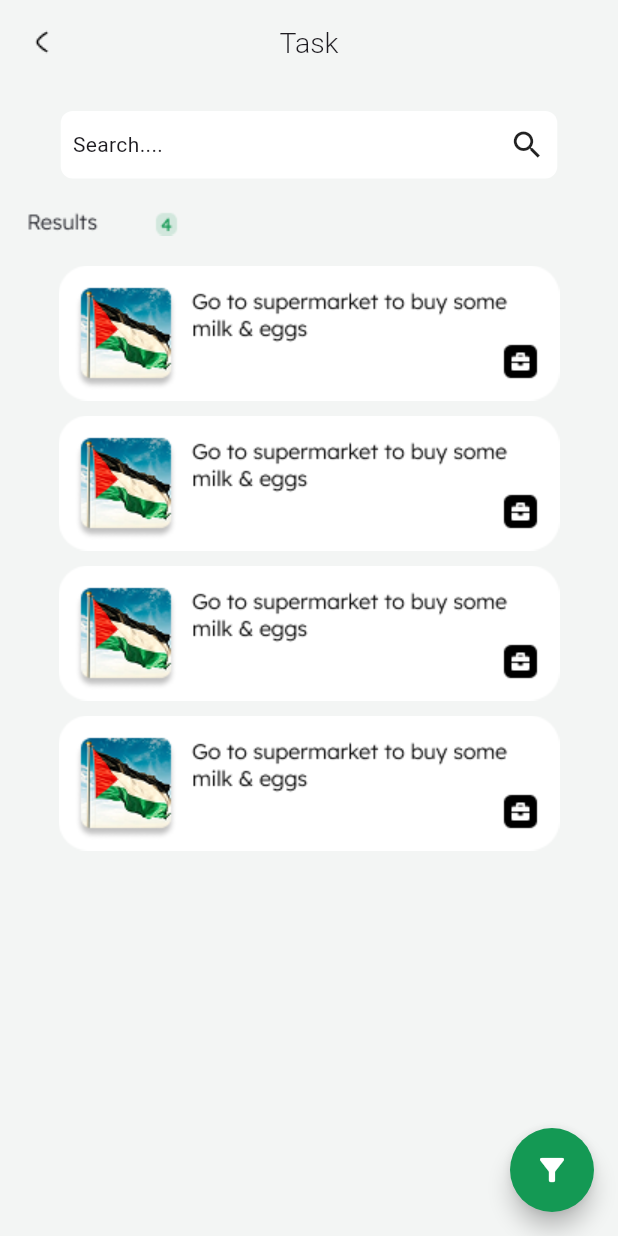
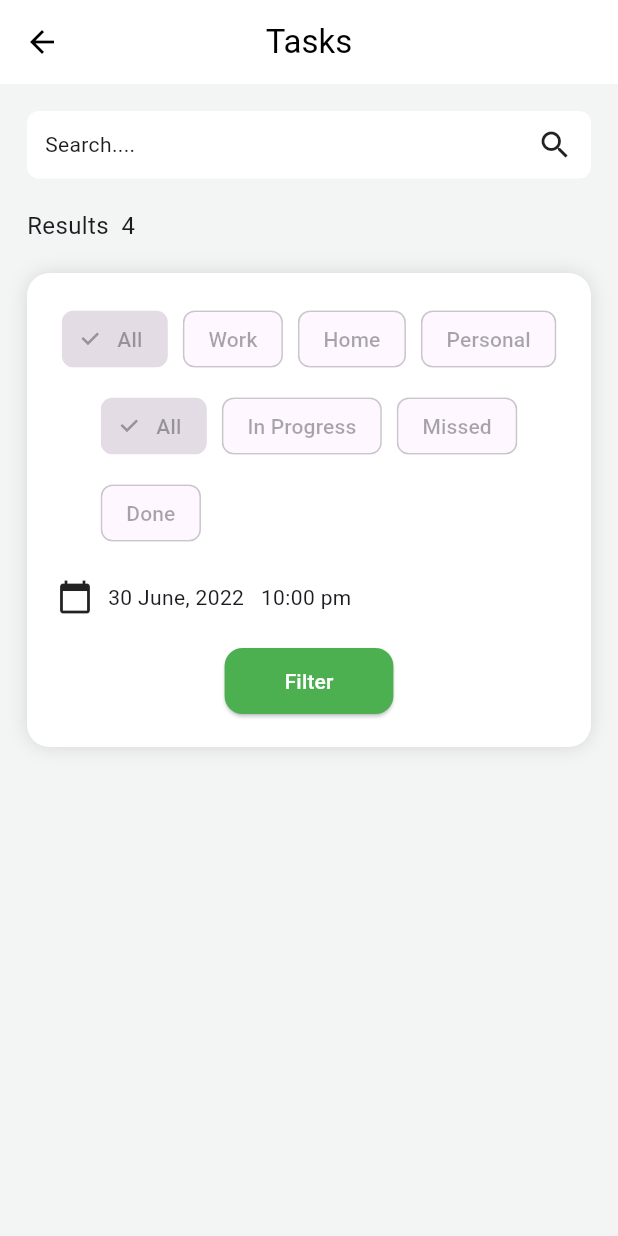
Before and after one commit to Ma7moudSelmy/NTI.Flutter, a Flutter app: the Taskview screen opened directly, after a tap on the "filter alt" icon, on a phone screen of 412 x 824 dp. Run offline on Flutter 3.47's test engine with Material 3 defaults, Android fonts, the light colour scheme and no system bars; Roboto replaces fonts that are missing (LexendDeca).

Commit message:
Add FilterPage widget and integrate navigation from TaskView

```diff
--- a/lib/features/Home/widgets/TaskView.dart
+++ b/lib/features/Home/widgets/TaskView.dart
@@ -1,5 +1,6 @@
 import 'package:flutter/material.dart';
 import '../../../core/utilz/color.dart';
+import 'filter_page.dart'; // ✅ استدعاء صفحة الفلترة
 
 class Taskview extends StatelessWidget {
   const Taskview({super.key});
@@ -42,39 +43,21 @@ class Taskview extends StatelessWidget {
                   ),
                 ),
               ),
-                const SizedBox(
-                  height: 20,
-                ),
+              const SizedBox(height: 20),
               Row(
                 mainAxisAlignment: MainAxisAlignment.start,
                 children: [
                   Image.asset('assets/image/resualt 4.png'),
                 ],
               ),
-                const SizedBox(
-                  height: 20,
-                ),
-                SizedBox(
-                  child: Image.asset('assets/image/Container.png'),
-                ),
-                const SizedBox(
-                  height: 10,
-                ),
-                SizedBox(
-                  child: Image.asset('assets/image/Container.png'),
-                ),
-                const SizedBox(
-                  height: 10,
-                ),
-                SizedBox(
-                  child: Image.asset('assets/image/Container.png'),
-                ),
-                const SizedBox(
-                  height: 10,
-                ),
-                SizedBox(
-                  child: Image.asset('assets/image/Container.png'),
-                ),
+              const SizedBox(height: 20),
+              SizedBox(child: Image.asset('assets/image/Container.png')),
+              const SizedBox(height: 10),
+              SizedBox(child: Image.asset('assets/image/Container.png')),
+              const SizedBox(height: 10),
+              SizedBox(child: Image.asset('assets/image/Container.png')),
+              const SizedBox(height: 10),
+              SizedBox(child: Image.asset('assets/image/Container.png')),
             ],
           ),
         ),
@@ -82,9 +65,17 @@ class Taskview extends StatelessWidget {
       floatingActionButton: FloatingActionButton(
         backgroundColor: AppColor.buttonColor,
         foregroundColor: Colors.white,
-            shape:
-                RoundedRectangleBorder(borderRadius: BorderRadius.circular(50)),
-            onPressed: () {},
-            child: const Icon(Icons.filter_alt)));
+        shape: RoundedRectangleBorder(borderRadius: BorderRadius.circular(50)),
+        onPressed: () {
+          Navigator.push(
+            context,
+            MaterialPageRoute(
+                builder: (context) =>
+                    const FilterPage()), // ✅ يروح على صفحة الفلتر
+          );
+        },
+        child: const Icon(Icons.filter_alt),
+      ),
+    );
   }
 }
--- /dev/null
+++ b/lib/features/Home/widgets/filter_page.dart
@@ -0,0 +1,134 @@
+import 'package:flutter/material.dart';
+
+class FilterPage extends StatelessWidget {
+  const FilterPage({super.key});
+
+  @override
+  Widget build(BuildContext context) {
+    return Scaffold(
+      appBar: AppBar(
+        backgroundColor: Colors.white,
+        leading: IconButton(
+          icon: const Icon(Icons.arrow_back, color: Colors.black),
+          onPressed: () => Navigator.pop(context),
+        ),
+        title: const Text("Tasks", style: TextStyle(color: Colors.black)),
+        centerTitle: true,
+      ),
+      body: Padding(
+        padding: const EdgeInsets.all(18.0),
+        child: Column(
+          crossAxisAlignment: CrossAxisAlignment.start,
+          children: [
+            // Search Bar
+            Container(
+              height: 45,
+              decoration: BoxDecoration(
+                color: Colors.white,
+                borderRadius: BorderRadius.circular(8),
+              ),
+              child: const Padding(
+                padding: EdgeInsets.symmetric(horizontal: 12.0),
+                child: Row(
+                  children: [
+                    Expanded(child: Text("Search....")),
+                    Icon(Icons.search),
+                  ],
+                ),
+              ),
+            ),
+            const SizedBox(height: 20),
+
+            // Result count (you can update it later dynamically)
+            const Text("Results  4", style: TextStyle(fontSize: 16)),
+
+            const SizedBox(height: 20),
+
+            // Filter Container (represents UI from screenshot)
+            Center(
+              child: Container(
+                padding: const EdgeInsets.all(20),
+                decoration: BoxDecoration(
+                  color: Colors.white,
+                  borderRadius: BorderRadius.circular(15),
+                  boxShadow: const [
+                    BoxShadow(color: Colors.black12, blurRadius: 10)
+                  ],
+                ),
+                child: Column(
+                  children: [
+                    Wrap(
+                      spacing: 10,
+                      runSpacing: 10,
+                      children: const [
+                        FilterChip(
+                            label: Text("All"),
+                            selected: true,
+                            onSelected: null),
+                        FilterChip(
+                            label: Text("Work"),
+                            selected: false,
+                            onSelected: null),
+                        FilterChip(
+                            label: Text("Home"),
+                            selected: false,
+                            onSelected: null),
+                        FilterChip(
+                            label: Text("Personal"),
+                            selected: false,
+                            onSelected: null),
+                      ],
+                    ),
+                    const SizedBox(height: 10),
+                    Wrap(
+                      spacing: 10,
+                      runSpacing: 10,
+                      children: const [
+                        FilterChip(
+                            label: Text("All"),
+                            selected: true,
+                            onSelected: null),
+                        FilterChip(
+                            label: Text("In Progress"),
+                            selected: false,
+                            onSelected: null),
+                        FilterChip(
+                            label: Text("Missed"),
+                            selected: false,
+                            onSelected: null),
+                        FilterChip(
+                            label: Text("Done"),
+                            selected: false,
+                            onSelected: null),
+                      ],
+                    ),
+                    const SizedBox(height: 20),
+                    Row(
+                      children: const [
+                        Icon(Icons.calendar_today),
+                        SizedBox(width: 10),
+                        Text("30 June, 2022   10:00 pm"),
+                      ],
+                    ),
+                    const SizedBox(height: 20),
+                    ElevatedButton(
+                      onPressed: () {},
+                      style: ElevatedButton.styleFrom(
+                          backgroundColor: Colors.green,
+                          padding: const EdgeInsets.symmetric(
+                              horizontal: 40, vertical: 12),
+                          shape: RoundedRectangleBorder(
+                              borderRadius: BorderRadius.circular(12))),
+                      child: const Text("Filter",
+                          style: TextStyle(color: Colors.white)),
+                    ),
+                  ],
+                ),
+              ),
+            )
+          ],
+        ),
+      ),
+    );
+  }
+}
```
Lines whose indentation alone changed are shown as unchanged.
